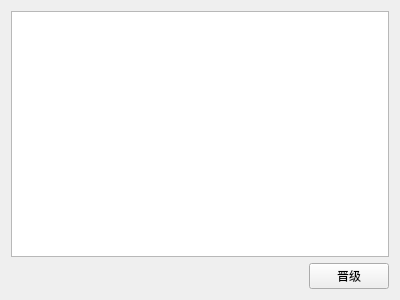
35easy/PingPongClub, file groupnode.ui: the form before one commit.
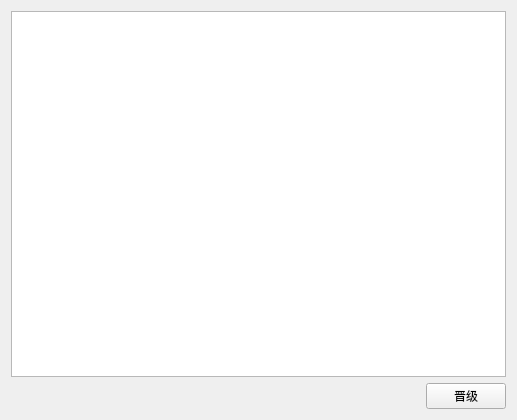
The form after the commit.

```diff
--- a/groupnode.ui
+++ b/groupnode.ui
@@ -6,8 +6,8 @@
    <rect>
     <x>0</x>
     <y>0</y>
-    <width>400</width>
-    <height>300</height>
+    <width>517</width>
+    <height>420</height>
    </rect>
   </property>
   <property name="windowTitle">
```
